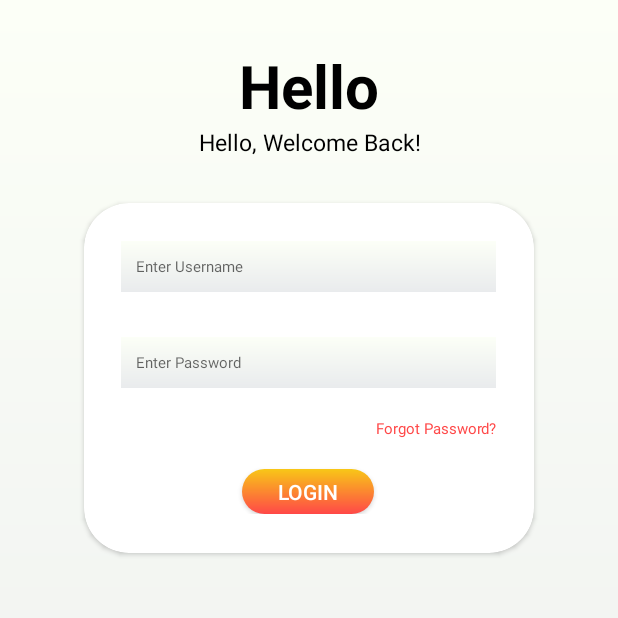
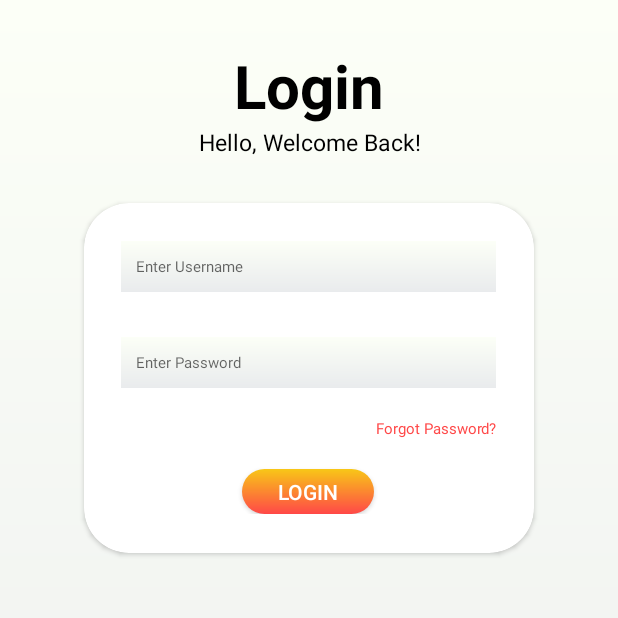
Before and after one commit to Zeerooo-dev/Learnify, an Android app: the screen it shows after launch (MainActivity), on a phone screen of 412 x 824 dp, the top half of it. Run offline under Robolectric (Android 15) with nearby library versions, the phone set to English and light mode, and no system bars.

Commit message:
try again

```diff
--- a/app/src/main/res/layout/activity_main.xml
+++ b/app/src/main/res/layout/activity_main.xml
@@ -17,7 +17,7 @@
         android:gravity="center_horizontal"
         android:layout_gravity="center"
         android:textSize="40dp"
-        android:text="Hello"
+        android:text="Login"
         android:layout_marginTop="30dp"
         android:textStyle="bold"
         android:textColor="@color/black"
```
